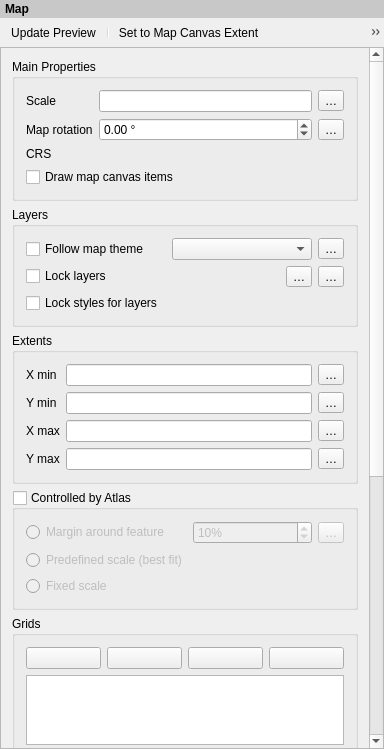
This is src/ui/layout/qgslayoutmapwidgetbase.ui in qgis/QGIS as Qt 5 draws it before an edit. The edited form follows.
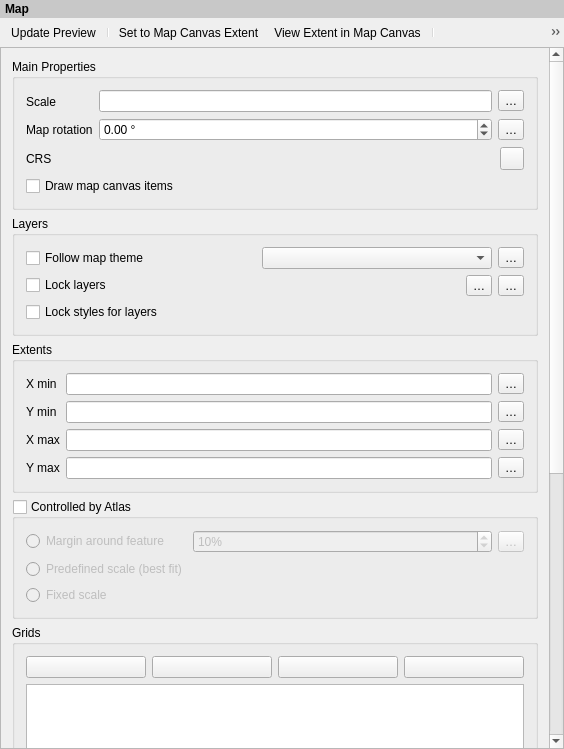
This is the edited form. Icons and pictures are not drawn. Custom widgets are drawn as their Qt base class.

Commit message: data defined layout map crs

Patch:
```diff
--- a/src/ui/layout/qgslayoutmapwidgetbase.ui
+++ b/src/ui/layout/qgslayoutmapwidgetbase.ui
@@ -6,7 +6,7 @@
    <rect>
     <x>0</x>
     <y>0</y>
-    <width>384</width>
+    <width>564</width>
     <height>749</height>
    </rect>
   </property>
@@ -87,9 +87,9 @@
       <property name="geometry">
        <rect>
         <x>0</x>
-        <y>-583</y>
-        <width>368</width>
-        <height>1276</height>
+        <y>0</y>
+        <width>545</width>
+        <height>1113</height>
        </rect>
       </property>
       <property name="sizePolicy">
@@ -113,8 +113,38 @@
          <property name="collapsed" stdset="0">
           <bool>false</bool>
          </property>
-         <layout class="QGridLayout" name="gridLayout_5">
-          <item row="1" column="1">
+         <layout class="QGridLayout" name="gridLayout_4">
+          <item row="0" column="0">
+           <widget class="QLabel" name="mScaleLabel">
+            <property name="text">
+             <string>Scale</string>
+            </property>
+            <property name="buddy">
+             <cstring>mScaleLineEdit</cstring>
+            </property>
+           </widget>
+          </item>
+          <item row="0" column="1" rowspan="3">
+           <layout class="QGridLayout" name="gridLayout_3">
+            <item row="0" column="0">
+             <layout class="QHBoxLayout" name="horizontalLayout_6">
+              <item>
+               <widget class="QLineEdit" name="mScaleLineEdit">
+                <property name="inputMask">
+                 <string/>
+                </property>
+               </widget>
+              </item>
+              <item>
+               <widget class="QgsPropertyOverrideButton" name="mScaleDDBtn">
+                <property name="text">
+                 <string>…</string>
+                </property>
+               </widget>
+              </item>
+             </layout>
+            </item>
+            <item row="1" column="0">
            <layout class="QHBoxLayout" name="horizontalLayout_7">
             <item>
              <widget class="QgsDoubleSpinBox" name="mMapRotationSpinBox">
@@ -141,47 +171,21 @@
             </item>
            </layout>
           </item>
-          <item row="4" column="0" colspan="2">
-           <widget class="QCheckBox" name="mDrawCanvasItemsCheckBox">
-            <property name="text">
-             <string>Draw map canvas items</string>
-            </property>
-           </widget>
-          </item>
-          <item row="0" column="1">
-           <layout class="QHBoxLayout" name="horizontalLayout_6">
+            <item row="2" column="0">
+             <layout class="QHBoxLayout" name="horizontalLayout_2">
             <item>
-             <widget class="QLineEdit" name="mScaleLineEdit">
-              <property name="inputMask">
-               <string/>
-              </property>
-             </widget>
-            </item>
-            <item>
-             <widget class="QgsPropertyOverrideButton" name="mScaleDDBtn">
-              <property name="text">
-               <string>…</string>
-              </property>
-             </widget>
-            </item>
-           </layout>
-          </item>
-          <item row="0" column="0">
-           <widget class="QLabel" name="mScaleLabel">
-            <property name="text">
-             <string>Scale</string>
-            </property>
-            <property name="buddy">
-             <cstring>mScaleLineEdit</cstring>
-            </property>
-           </widget>
-          </item>
-          <item row="2" column="1">
-           <widget class="QgsProjectionSelectionWidget" name="mCrsSelector" native="true">
+               <widget class="QgsProjectionSelectionWidget" name="mCrsSelector">
             <property name="focusPolicy">
              <enum>Qt::StrongFocus</enum>
             </property>
            </widget>
+              </item>
+              <item>
+               <widget class="QgsPropertyOverrideButton" name="mCRSDDBtn"/>
+              </item>
+             </layout>
+            </item>
+           </layout>
           </item>
           <item row="1" column="0">
            <widget class="QLabel" name="mMapRotationLabel">
@@ -197,6 +201,13 @@
             </property>
            </widget>
           </item>
+          <item row="3" column="0" colspan="2">
+           <widget class="QCheckBox" name="mDrawCanvasItemsCheckBox">
+            <property name="text">
+             <string>Draw map canvas items</string>
+            </property>
+           </widget>
+          </item>
          </layout>
         </widget>
        </item>
@@ -890,59 +901,59 @@
  </widget>
  <layoutdefault spacing="6" margin="11"/>
  <customwidgets>
-  <customwidget>
-   <class>QgsScrollArea</class>
-   <extends>QScrollArea</extends>
-   <header>qgsscrollarea.h</header>
-   <container>1</container>
-  </customwidget>
-  <customwidget>
-   <class>QgsCollapsibleGroupBoxBasic</class>
-   <extends>QGroupBox</extends>
-   <header>qgscollapsiblegroupbox.h</header>
-   <container>1</container>
-  </customwidget>
   <customwidget>
    <class>QgsDoubleSpinBox</class>
    <extends>QDoubleSpinBox</extends>
    <header>qgsdoublespinbox.h</header>
   </customwidget>
+  <customwidget>
+   <class>QgsMapLayerComboBox</class>
+   <extends>QComboBox</extends>
+   <header>qgsmaplayercombobox.h</header>
+  </customwidget>
+  <customwidget>
+   <class>QgsProjectionSelectionWidget</class>
+   <extends>QWidget</extends>
+   <header>qgsprojectionselectionwidget.h</header>
+   <container>1</container>
+  </customwidget>
+  <customwidget>
+   <class>QgsPropertyOverrideButton</class>
+   <extends>QToolButton</extends>
+   <header>qgspropertyoverridebutton.h</header>
+  </customwidget>
   <customwidget>
    <class>QgsSpinBox</class>
    <extends>QSpinBox</extends>
    <header>qgsspinbox.h</header>
   </customwidget>
-  <customwidget>
-   <class>QgsBlendModeComboBox</class>
-   <extends>QComboBox</extends>
-   <header>qgsblendmodecombobox.h</header>
-  </customwidget>
   <customwidget>
    <class>QgsSymbolButton</class>
    <extends>QToolButton</extends>
    <header>qgssymbolbutton.h</header>
   </customwidget>
   <customwidget>
-   <class>QgsPropertyOverrideButton</class>
-   <extends>QToolButton</extends>
-   <header>qgspropertyoverridebutton.h</header>
+   <class>QgsScrollArea</class>
+   <extends>QScrollArea</extends>
+   <header>qgsscrollarea.h</header>
+   <container>1</container>
   </customwidget>
   <customwidget>
-   <class>QgsProjectionSelectionWidget</class>
-   <extends>QWidget</extends>
-   <header>qgsprojectionselectionwidget.h</header>
+   <class>QgsCollapsibleGroupBoxBasic</class>
+   <extends>QGroupBox</extends>
+   <header>qgscollapsiblegroupbox.h</header>
    <container>1</container>
   </customwidget>
+  <customwidget>
+   <class>QgsBlendModeComboBox</class>
+   <extends>QComboBox</extends>
+   <header>qgsblendmodecombobox.h</header>
+  </customwidget>
   <customwidget>
    <class>QgsLayoutItemComboBox</class>
    <extends>QComboBox</extends>
    <header>qgslayoutitemcombobox.h</header>
   </customwidget>
-  <customwidget>
-   <class>QgsMapLayerComboBox</class>
-   <extends>QComboBox</extends>
-   <header location="global">qgsmaplayercombobox.h</header>
-  </customwidget>
  </customwidgets>
  <tabstops>
   <tabstop>scrollArea</tabstop>
```
Lines whose indentation alone changed are shown as unchanged. The commit also changes 6 other files.
